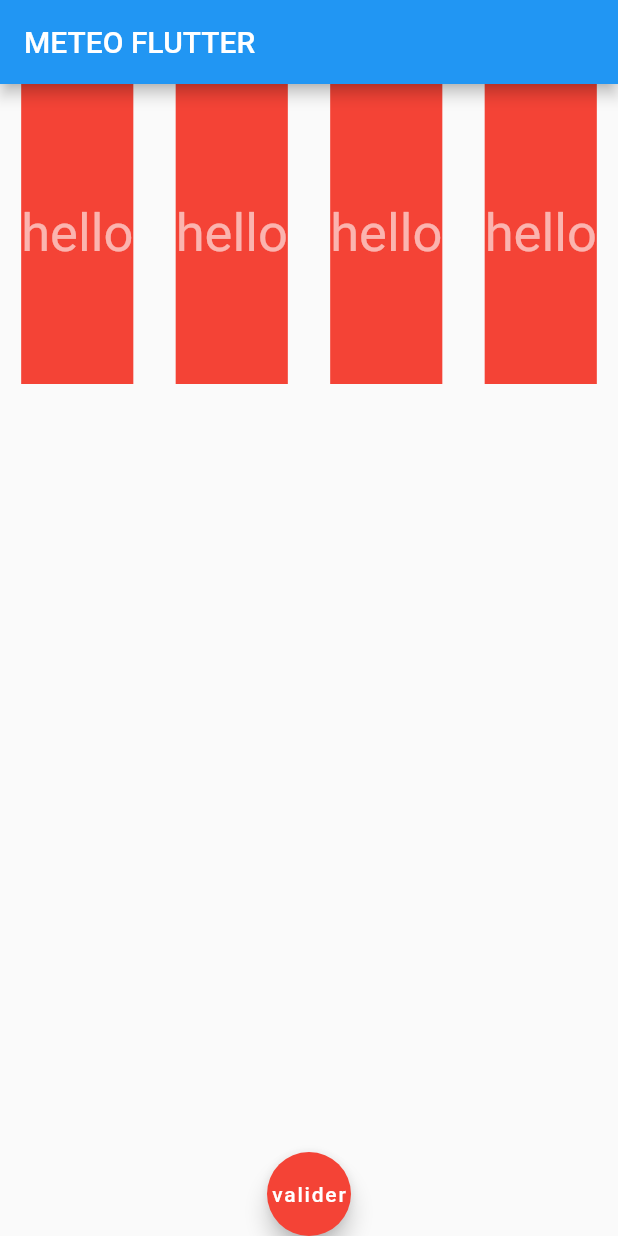
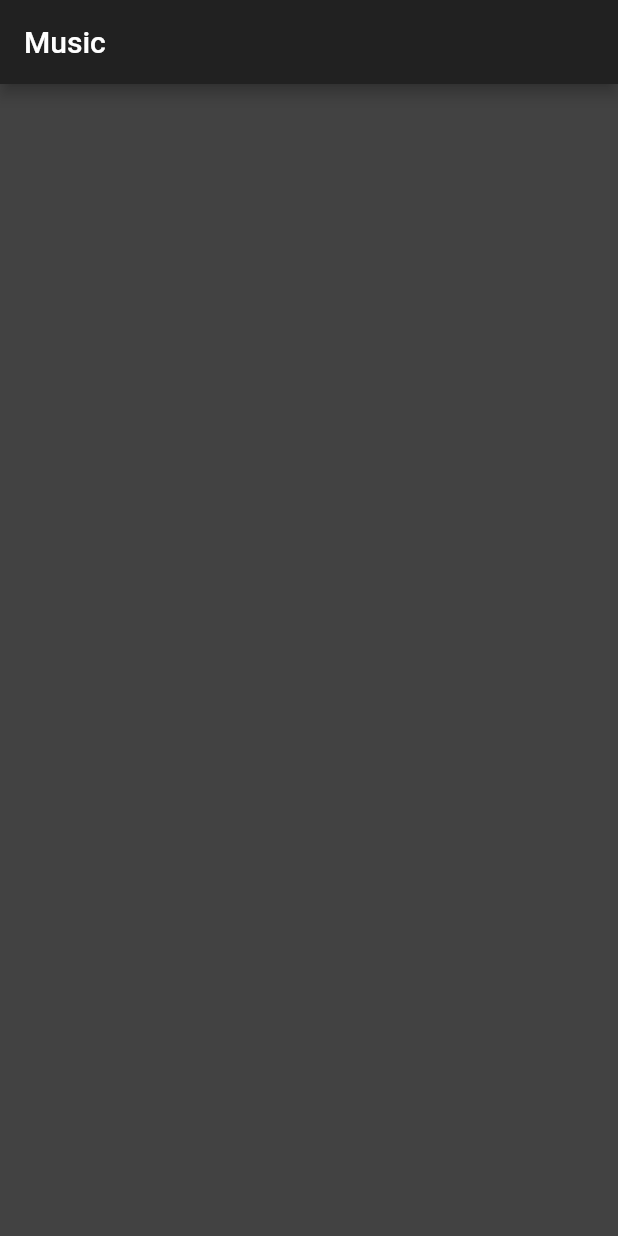
Before and after one commit to darksh3ll/learn_flutter, a Flutter app: the screen it shows after launch, on a phone screen of 412 x 824 dp. Run offline on Flutter 3.47's test engine with Material 2 defaults, Android fonts, the phone set to English and light mode, and no system bars.

```diff
--- a/lib/main.dart
+++ b/lib/main.dart
@@ -35,48 +35,15 @@ class _MyHomePageState extends State<MyHomePage> {
     Color color2 = _colorFromHex("#f78ae0");
     return Scaffold(
       appBar: AppBar(
-        title: Text("METEO FLUTTER"),
+        title: Text("Music"),
+        backgroundColor: Colors.grey[900],
       ),
-      body:Row(
-        mainAxisAlignment: MainAxisAlignment.spaceAround,
-        children: <Widget>[
-          Container(
-            alignment: Alignment.center,
-            color: Colors.red,
-            height: 200.0,
-            child: Text("hello", style: TextStyle(fontSize: 35, color: Colors.white.withOpacity(0.6))),
-          ),
-          Container(
-            alignment: Alignment.center,
-            color: Colors.red,
-            height: 200.0,
-            child: Text("hello", style: TextStyle(fontSize: 35, color: Colors.white.withOpacity(0.6))),
-          ),
-          Container(
-            alignment: Alignment.center,
-            color: Colors.red,
-            height: 200.0,
-            child: Text("hello", style: TextStyle(fontSize: 35, color: Colors.white.withOpacity(0.6))),
-          ),
-          Container(
-            alignment: Alignment.center,
-            color: Colors.red,
-            height: 200.0,
-            child: Text("hello", style: TextStyle(fontSize: 35, color: Colors.white.withOpacity(0.6))),
-          ),
-        ],
-      ) ,
+      backgroundColor: Colors.grey[800],
 
-      floatingActionButton: FloatingActionButton(
-        onPressed: () {
-          print("coucou");
-        },
-        child: Text('valider'),
-        backgroundColor: Colors.red,
-        hoverColor: Colors.amberAccent,
-        tooltip: "Clik me",
+      body:Center(
+        child: Column(),
       ),
-      floatingActionButtonLocation: FloatingActionButtonLocation.centerDocked,
+
     );
   }
 }
```
